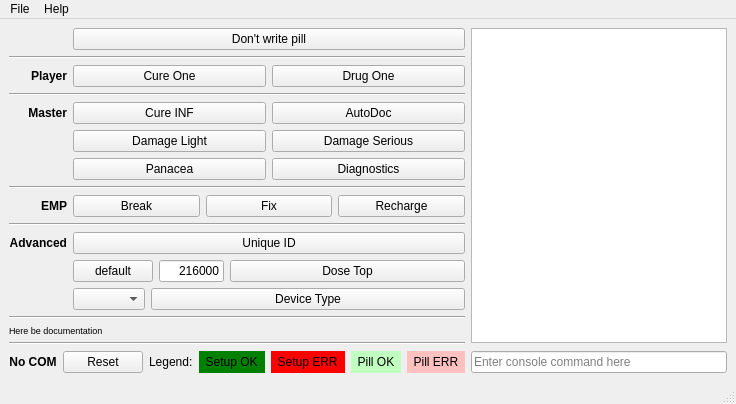
Old version of the form MeshConsole/PillControl.ui in the repository Kreyl/armlet.
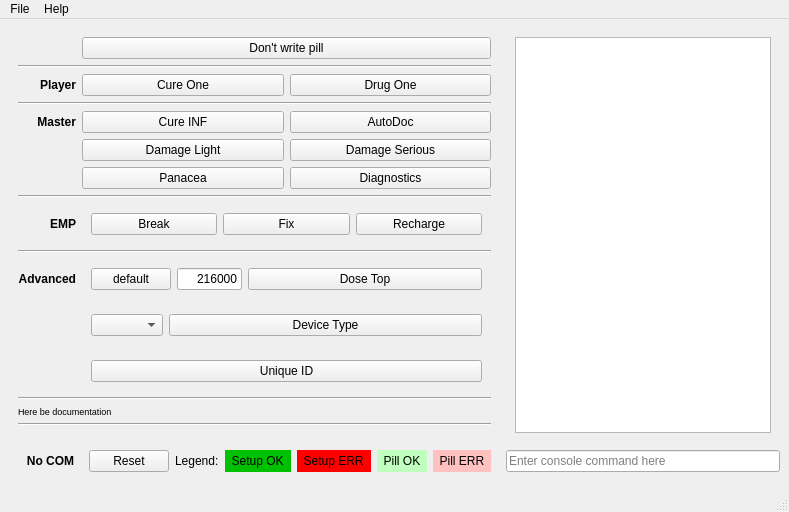
New version of the form. Icons and pictures are not drawn. Custom widgets are drawn as their Qt base class.

Patch:
```diff
--- a/MeshConsole/PillControl.ui
+++ b/MeshConsole/PillControl.ui
@@ -11,146 +11,6 @@
   </property>
   <widget class="QWidget" name="mainWidget">
    <layout class="QGridLayout" name="mainLayout" rowstretch="1,0" columnstretch="0,1">
-    <item row="0" column="1">
-     <layout class="QVBoxLayout" name="consoleLayout">
-      <property name="bottomMargin">
-       <number>2</number>
-      </property>
-      <item>
-       <widget class="QPlainTextEdit" name="logTextEdit">
-        <property name="minimumSize">
-         <size>
-          <width>150</width>
-          <height>0</height>
-         </size>
-        </property>
-        <property name="font">
-         <font>
-          <family>Courier, Courier New, monospace</family>
-          <pointsize>7</pointsize>
-         </font>
-        </property>
-        <property name="statusTip">
-         <string>Terminal console: &lt; denotes input from device, &gt; output to device, other lines are program status messages and diagnostics</string>
-        </property>
-        <property name="lineWrapMode">
-         <enum>QPlainTextEdit::NoWrap</enum>
-        </property>
-        <property name="readOnly">
-         <bool>true</bool>
-        </property>
-       </widget>
-      </item>
-     </layout>
-    </item>
-    <item row="1" column="0">
-     <layout class="QHBoxLayout" name="controlLayout">
-      <item>
-       <widget class="PortLabel" name="portLabel">
-        <property name="enabled">
-         <bool>true</bool>
-        </property>
-        <property name="statusTip">
-         <string>Current connected port</string>
-        </property>
-        <property name="styleSheet">
-         <string notr="true">font-weight: bold</string>
-        </property>
-        <property name="text">
-         <string>No COM</string>
-        </property>
-        <property name="alignment">
-         <set>Qt::AlignCenter</set>
-        </property>
-       </widget>
-      </item>
-      <item>
-       <widget class="CompactButton" name="resetButton">
-        <property name="enabled">
-         <bool>true</bool>
-        </property>
-        <property name="statusTip">
-         <string>Reset connection</string>
-        </property>
-        <property name="text">
-         <string>Reset</string>
-        </property>
-       </widget>
-      </item>
-      <item>
-       <spacer name="controlSpacer">
-        <property name="orientation">
-         <enum>Qt::Horizontal</enum>
-        </property>
-        <property name="sizeHint" stdset="0">
-         <size>
-          <width>0</width>
-          <height>0</height>
-         </size>
-        </property>
-       </spacer>
-      </item>
-      <item>
-       <widget class="QLabel" name="legendLabel">
-        <property name="text">
-         <string>Legend:</string>
-        </property>
-       </widget>
-      </item>
-      <item>
-       <widget class="QLabel" name="setupOKLabel">
-        <property name="statusTip">
-         <string>Button colors if device setup was OK</string>
-        </property>
-        <property name="styleSheet">
-         <string notr="true">background: green</string>
-        </property>
-        <property name="text">
-         <string>  Setup OK  </string>
-        </property>
-       </widget>
-      </item>
-      <item>
-       <widget class="QLabel" name="setupErrorLabel">
-        <property name="statusTip">
-         <string>Button colors if device setup failed</string>
-        </property>
-        <property name="styleSheet">
-         <string notr="true">background: red</string>
-        </property>
-        <property name="text">
-         <string>  Setup ERR  </string>
-        </property>
-       </widget>
-      </item>
-      <item>
-       <widget class="QLabel" name="pillOKLabel">
-        <property name="statusTip">
-         <string>Button colors if pill write was OK</string>
-        </property>
-        <property name="styleSheet">
-         <string notr="true">background: rgb(192, 255, 192)</string>
-        </property>
-        <property name="text">
-         <string>  Pill OK  </string>
-        </property>
-       </widget>
-      </item>
-      <item>
-       <widget class="QLabel" name="pillErrorLabel">
-        <property name="statusTip">
-         <string>Button colors if pill write failed</string>
-        </property>
-        <property name="styleSheet">
-         <string notr="true">background: rgb(255, 192, 192)</string>
-        </property>
-        <property name="text">
-         <string>  Pill ERR  </string>
-        </property>
-       </widget>
-      </item>
-     </layout>
-    </item>
     <item row="1" column="1">
      <widget class="ConsoleEdit" name="consoleEdit">
       <property name="placeholderText">
@@ -159,7 +19,22 @@
      </widget>
     </item>
     <item row="0" column="0">
-     <layout class="QGridLayout" name="commandLayout">
+     <widget class="QWidget" name="commandWidget" native="true">
+      <layout class="QGridLayout" name="commandLayout" columnstretch="0,1,1">
+       <item row="7" column="0" colspan="3">
+        <widget class="Line" name="line3">
+         <property name="orientation">
+          <enum>Qt::Horizontal</enum>
+         </property>
+        </widget>
+       </item>
+       <item row="15" column="0" colspan="3">
+        <widget class="Line" name="line5">
+         <property name="orientation">
+          <enum>Qt::Horizontal</enum>
+         </property>
+        </widget>
+       </item>
       <item row="0" column="1" colspan="2">
        <widget class="CommandButton" name="dontWritePillButton">
         <property name="text">
@@ -167,45 +42,16 @@
         </property>
        </widget>
       </item>
-      <item row="6" column="1">
-       <widget class="CommandButton" name="panaceaButton">
-        <property name="text">
-         <string>Panacea</string>
-        </property>
-       </widget>
-      </item>
-      <item row="3" column="0" colspan="3">
-       <widget class="Line" name="line2">
-        <property name="orientation">
-         <enum>Qt::Horizontal</enum>
-        </property>
-       </widget>
-      </item>
-      <item row="16" column="0" colspan="3">
-       <widget class="Line" name="line9">
-        <property name="orientation">
-         <enum>Qt::Horizontal</enum>
-        </property>
-       </widget>
-      </item>
-      <item row="7" column="0" colspan="3">
-       <widget class="Line" name="line3">
-        <property name="orientation">
-         <enum>Qt::Horizontal</enum>
-        </property>
-       </widget>
-      </item>
-      <item row="5" column="1">
-       <widget class="CommandButton" name="damageLightButton">
+       <item row="2" column="0">
+        <widget class="QLabel" name="playerLabel">
+         <property name="styleSheet">
+          <string notr="true">font-weight: bold</string>
+         </property>
         <property name="text">
-         <string>Damage Light</string>
-        </property>
-       </widget>
-      </item>
-      <item row="10" column="0" colspan="3">
-       <widget class="Line" name="line4">
-        <property name="orientation">
-         <enum>Qt::Horizontal</enum>
+          <string>Player</string>
+         </property>
+         <property name="alignment">
+          <set>Qt::AlignRight|Qt::AlignTrailing|Qt::AlignVCenter</set>
         </property>
        </widget>
       </item>
@@ -216,26 +62,67 @@
         </property>
        </widget>
       </item>
-      <item row="4" column="0">
-       <widget class="QLabel" name="masterLabel">
+       <item row="4" column="1">
+        <widget class="CommandButton" name="cureInfButton">
+         <property name="text">
+          <string>Cure INF</string>
+         </property>
+        </widget>
+       </item>
+       <item row="2" column="2">
+        <widget class="CommandButton" name="drugOneButton">
+         <property name="text">
+          <string>Drug One</string>
+         </property>
+        </widget>
+       </item>
+       <item row="5" column="2">
+        <widget class="CommandButton" name="damageSeriousButton">
+         <property name="text">
+          <string>Damage Serious</string>
+         </property>
+        </widget>
+       </item>
+       <item row="3" column="0" colspan="3">
+        <widget class="Line" name="line2">
+         <property name="orientation">
+          <enum>Qt::Horizontal</enum>
+         </property>
+        </widget>
+       </item>
+       <item row="9" column="0" colspan="3">
+        <widget class="Line" name="advancedLine">
+         <property name="orientation">
+          <enum>Qt::Horizontal</enum>
+         </property>
+        </widget>
+       </item>
+       <item row="2" column="1">
+        <widget class="CommandButton" name="cureOneButton">
+         <property name="text">
+          <string>Cure One</string>
+         </property>
+        </widget>
+       </item>
+       <item row="10" column="0">
+        <widget class="QLabel" name="advancedLabel">
+         <property name="sizePolicy">
+          <sizepolicy hsizetype="Maximum" vsizetype="Preferred">
+           <horstretch>0</horstretch>
+           <verstretch>0</verstretch>
+          </sizepolicy>
+         </property>
         <property name="styleSheet">
          <string notr="true">font-weight: bold</string>
         </property>
         <property name="text">
-         <string>Master</string>
+          <string>Advanced</string>
         </property>
         <property name="alignment">
          <set>Qt::AlignRight|Qt::AlignTrailing|Qt::AlignVCenter</set>
         </property>
        </widget>
       </item>
-      <item row="6" column="2">
-       <widget class="CommandButton" name="diagnosticsButton">
-        <property name="text">
-         <string>Diagnostics</string>
-        </property>
-       </widget>
-      </item>
       <item row="4" column="2">
        <widget class="CommandButton" name="autoDocButton">
         <property name="text">
@@ -243,7 +130,7 @@
         </property>
        </widget>
       </item>
-      <item row="15" column="0" colspan="3">
+       <item row="16" column="0" colspan="3">
        <widget class="QLabel" name="documentationLabel">
         <property name="sizePolicy">
          <sizepolicy hsizetype="Preferred" vsizetype="MinimumExpanding">
@@ -264,33 +151,62 @@
         </property>
        </widget>
       </item>
-      <item row="14" column="0" colspan="3">
-       <widget class="Line" name="line5">
+       <item row="4" column="0">
+        <widget class="QLabel" name="masterLabel">
+         <property name="styleSheet">
+          <string notr="true">font-weight: bold</string>
+         </property>
+         <property name="text">
+          <string>Master</string>
+         </property>
+         <property name="alignment">
+          <set>Qt::AlignRight|Qt::AlignTrailing|Qt::AlignVCenter</set>
+         </property>
+        </widget>
+       </item>
+       <item row="8" column="0">
+        <widget class="QLabel" name="empLabel">
+         <property name="styleSheet">
+          <string notr="true">font-weight: bold</string>
+         </property>
+         <property name="text">
+          <string>EMP</string>
+         </property>
+         <property name="alignment">
+          <set>Qt::AlignRight|Qt::AlignTrailing|Qt::AlignVCenter</set>
+         </property>
+        </widget>
+       </item>
+       <item row="6" column="1">
+        <widget class="CommandButton" name="panaceaButton">
+         <property name="text">
+          <string>Panacea</string>
+         </property>
+        </widget>
+       </item>
+       <item row="5" column="1">
+        <widget class="CommandButton" name="damageLightButton">
+         <property name="text">
+          <string>Damage Light</string>
+         </property>
+        </widget>
+       </item>
+       <item row="17" column="0" colspan="3">
+        <widget class="Line" name="line9">
         <property name="orientation">
          <enum>Qt::Horizontal</enum>
         </property>
        </widget>
       </item>
-      <item row="11" column="0">
-       <widget class="QLabel" name="advancedLabel">
-        <property name="sizePolicy">
-         <sizepolicy hsizetype="Maximum" vsizetype="Preferred">
-          <horstretch>0</horstretch>
-          <verstretch>0</verstretch>
-         </sizepolicy>
-        </property>
-        <property name="styleSheet">
-         <string notr="true">font-weight: bold</string>
-        </property>
+       <item row="6" column="2">
+        <widget class="CommandButton" name="diagnosticsButton">
         <property name="text">
-         <string>Advanced</string>
-        </property>
-        <property name="alignment">
-         <set>Qt::AlignRight|Qt::AlignTrailing|Qt::AlignVCenter</set>
+          <string>Diagnostics</string>
         </property>
        </widget>
       </item>
       <item row="8" column="1" colspan="2">
+        <widget class="QWidget" name="empWidget" native="true">
        <layout class="QHBoxLayout" name="empLayout">
         <item>
          <widget class="CommandButton" name="empBreakButton">
@@ -314,70 +230,11 @@
          </widget>
         </item>
        </layout>
-      </item>
-      <item row="8" column="0">
-       <widget class="QLabel" name="empLabel">
-        <property name="styleSheet">
-         <string notr="true">font-weight: bold</string>
-        </property>
-        <property name="text">
-         <string>EMP</string>
-        </property>
-        <property name="alignment">
-         <set>Qt::AlignRight|Qt::AlignTrailing|Qt::AlignVCenter</set>
-        </property>
-       </widget>
-      </item>
-      <item row="5" column="2">
-       <widget class="CommandButton" name="damageSeriousButton">
-        <property name="text">
-         <string>Damage Serious</string>
-        </property>
-       </widget>
-      </item>
-      <item row="2" column="2">
-       <widget class="CommandButton" name="drugOneButton">
-        <property name="text">
-         <string>Drug One</string>
-        </property>
-       </widget>
-      </item>
-      <item row="2" column="1">
-       <widget class="CommandButton" name="cureOneButton">
-        <property name="text">
-         <string>Cure One</string>
-        </property>
-       </widget>
-      </item>
-      <item row="2" column="0">
-       <widget class="QLabel" name="playerLabel">
-        <property name="styleSheet">
-         <string notr="true">font-weight: bold</string>
-        </property>
-        <property name="text">
-         <string>Player</string>
-        </property>
-        <property name="alignment">
-         <set>Qt::AlignRight|Qt::AlignTrailing|Qt::AlignVCenter</set>
-        </property>
-       </widget>
-      </item>
-      <item row="4" column="1">
-       <widget class="CommandButton" name="cureInfButton">
-        <property name="text">
-         <string>Cure INF</string>
-        </property>
-       </widget>
-      </item>
-      <item row="11" column="1" colspan="2">
-       <widget class="CommandButton" name="uniqueIDButton">
-        <property name="text">
-         <string>Unique ID</string>
-        </property>
-       </widget>
-      </item>
-      <item row="12" column="1" colspan="2">
-       <layout class="QHBoxLayout" name="advancedLayout1">
+        </widget>
+       </item>
+       <item row="10" column="1" colspan="2">
+        <widget class="QWidget" name="advancedWidget1" native="true">
+         <layout class="QHBoxLayout" name="advancedLayout1" stretch="0,0,1">
         <item>
          <widget class="QPushButton" name="doseTopDefaultButton">
           <property name="sizePolicy">
@@ -418,8 +275,23 @@
          </widget>
         </item>
        </layout>
+        </widget>
       </item>
       <item row="13" column="1" colspan="2">
+        <widget class="QWidget" name="advancedWidget3" native="true">
+         <layout class="QHBoxLayout" name="advancedLayout3">
+          <item>
+           <widget class="CommandButton" name="uniqueIDButton">
+            <property name="text">
+             <string>Unique ID</string>
+            </property>
+           </widget>
+          </item>
+         </layout>
+        </widget>
+       </item>
+       <item row="11" column="1" colspan="2">
+        <widget class="QWidget" name="advancedWidget2" native="true">
        <layout class="QHBoxLayout" name="advancedLayout2">
         <item>
          <widget class="DeviceTypeComboBox" name="deviceTypeComboBox">
@@ -439,8 +311,160 @@
          </widget>
         </item>
        </layout>
-      </item>
-     </layout>
+        </widget>
+       </item>
+      </layout>
+     </widget>
+    </item>
+    <item row="0" column="1">
+     <widget class="QWidget" name="consoleWidget" native="true">
+      <layout class="QVBoxLayout" name="consoleLayout">
+       <property name="bottomMargin">
+        <number>2</number>
+       </property>
+       <item>
+        <widget class="QPlainTextEdit" name="logTextEdit">
+         <property name="minimumSize">
+          <size>
+           <width>150</width>
+           <height>0</height>
+          </size>
+         </property>
+         <property name="font">
+          <font>
+           <family>Courier, Courier New, monospace</family>
+           <pointsize>7</pointsize>
+          </font>
+         </property>
+         <property name="statusTip">
+          <string>Terminal console: &lt; denotes input from device, &gt; output to device, other lines are program status messages and diagnostics</string>
+         </property>
+         <property name="lineWrapMode">
+          <enum>QPlainTextEdit::NoWrap</enum>
+         </property>
+         <property name="readOnly">
+          <bool>true</bool>
+         </property>
+        </widget>
+       </item>
+      </layout>
+     </widget>
+    </item>
+    <item row="1" column="0">
+     <widget class="QWidget" name="controlWidget" native="true">
+      <layout class="QHBoxLayout" name="controlLayout">
+       <item>
+        <widget class="PortLabel" name="portLabel">
+         <property name="enabled">
+          <bool>true</bool>
+         </property>
+         <property name="minimumSize">
+          <size>
+           <width>65</width>
+           <height>0</height>
+          </size>
+         </property>
+         <property name="statusTip">
+          <string>Current connected port</string>
+         </property>
+         <property name="styleSheet">
+          <string notr="true">font-weight: bold</string>
+         </property>
+         <property name="text">
+          <string>No COM</string>
+         </property>
+         <property name="alignment">
+          <set>Qt::AlignCenter</set>
+         </property>
+        </widget>
+       </item>
+       <item>
+        <widget class="CompactButton" name="resetButton">
+         <property name="enabled">
+          <bool>true</bool>
+         </property>
+         <property name="statusTip">
+          <string>Reset connection</string>
+         </property>
+         <property name="text">
+          <string>Reset</string>
+         </property>
+        </widget>
+       </item>
+       <item>
+        <spacer name="controlSpacer">
+         <property name="orientation">
+          <enum>Qt::Horizontal</enum>
+         </property>
+         <property name="sizeHint" stdset="0">
+          <size>
+           <width>0</width>
+           <height>0</height>
+          </size>
+         </property>
+        </spacer>
+       </item>
+       <item>
+        <widget class="QLabel" name="legendLabel">
+         <property name="text">
+          <string>Legend:</string>
+         </property>
+        </widget>
+       </item>
+       <item>
+        <widget class="QLabel" name="setupOKLabel">
+         <property name="statusTip">
+          <string>Button colors if device setup was OK</string>
+         </property>
+         <property name="styleSheet">
+          <string notr="true">background: rgb(0, 192, 0)</string>
+         </property>
+         <property name="text">
+          <string>  Setup OK  </string>
+         </property>
+        </widget>
+       </item>
+       <item>
+        <widget class="QLabel" name="setupErrorLabel">
+         <property name="statusTip">
+          <string>Button colors if device setup failed</string>
+         </property>
+         <property name="styleSheet">
+          <string notr="true">background: red</string>
+         </property>
+         <property name="text">
+          <string>  Setup ERR  </string>
+         </property>
+        </widget>
+       </item>
+       <item>
+        <widget class="QLabel" name="pillOKLabel">
+         <property name="statusTip">
+          <string>Button colors if pill write was OK</string>
+         </property>
+         <property name="styleSheet">
+          <string notr="true">background: rgb(192, 255, 192)</string>
+         </property>
+         <property name="text">
+          <string>  Pill OK  </string>
+         </property>
+        </widget>
+       </item>
+       <item>
+        <widget class="QLabel" name="pillErrorLabel">
+         <property name="statusTip">
+          <string>Button colors if pill write failed</string>
+         </property>
+         <property name="styleSheet">
+          <string notr="true">background: rgb(255, 192, 192)</string>
+         </property>
+         <property name="text">
+          <string>  Pill ERR  </string>
+         </property>
+        </widget>
+       </item>
+      </layout>
+     </widget>
     </item>
    </layout>
   </widget>
```
Left out of the diff: 3 changed lines with no effect on the pictures. Lines whose indentation alone changed are shown as unchanged.
